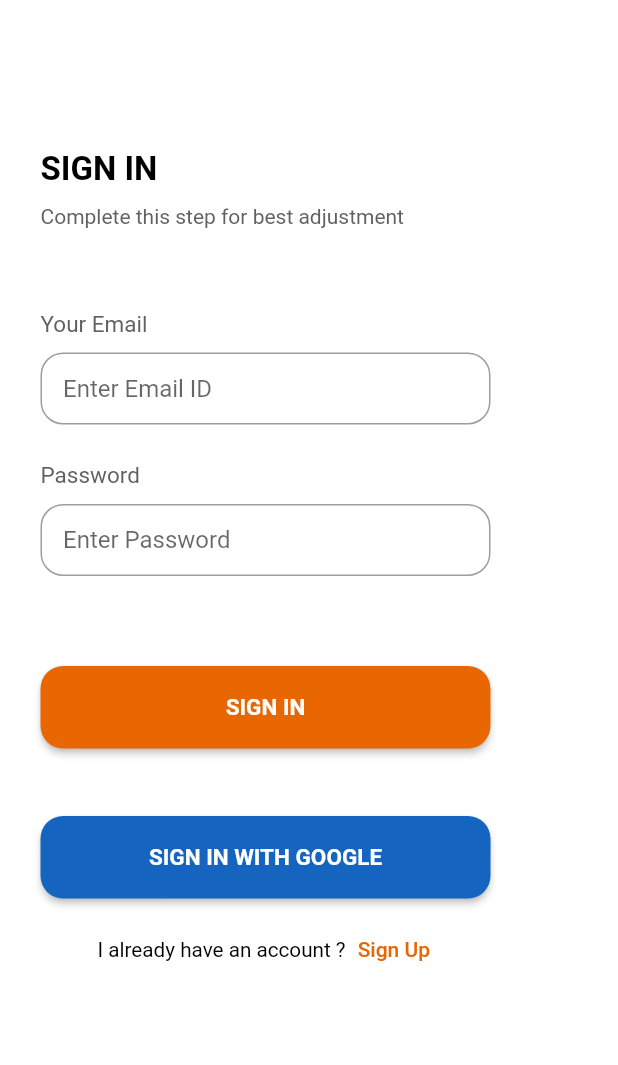
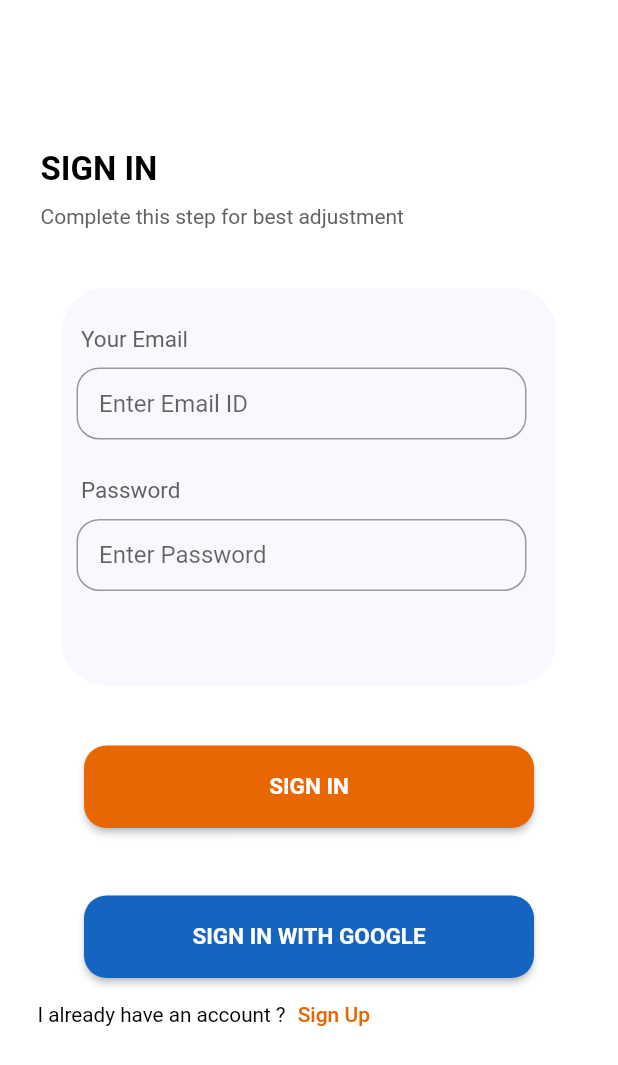
Before and after one commit to Pratyakshsoni31/Food_App_Online, a Flutter app: the screen it shows after launch, after a tap on "SIGN IN", on a phone screen of 412 x 824 dp. Shown: the top 1065 px of the screen. Run offline on Flutter 3.47's test engine with Material 2 defaults, Android fonts, the phone set to English and light mode, and no system bars; our stand-ins replace cloud_firestore, firebase_auth, firebase_core, google_sign_in; accounts and stored records are empty; network calls fail.

Commit message:
Food App

```diff
--- a/lib/Pages/signin_page.dart
+++ b/lib/Pages/signin_page.dart
@@ -48,7 +48,19 @@ class _SigninState extends State<Signin> {
                 color: Color.fromARGB(255, 97, 95, 95)),
               ),
             ),
-          const Padding(padding: EdgeInsets.fromLTRB(27, 55, 0, 0),
+          Center(
+            child: Padding(padding: const EdgeInsets.fromLTRB(0, 40, 0, 20),
+              child: Container(
+                decoration: BoxDecoration(
+                  borderRadius: BorderRadius.circular(30),
+                  color: const Color.fromARGB(248, 248, 248, 255),
+                ),
+                width: 330,
+                height: 265,
+                  child: Column(
+                    crossAxisAlignment: CrossAxisAlignment.start,
+                    children: [
+                         const Padding(padding: EdgeInsets.fromLTRB(13, 25, 0, 0),
                            child: Text(
                                                "Your Email",
                                                textAlign: TextAlign.center,
@@ -59,7 +71,7 @@ class _SigninState extends State<Signin> {
                                   ),
                          ),
 
-            Padding(padding: const EdgeInsets.fromLTRB(27, 10, 0, 0),
+                    Padding(padding: const EdgeInsets.fromLTRB(10, 10, 10, 0),
                       child: SizedBox(
                       width: 300,
                       child: TextField(
@@ -75,11 +87,9 @@ class _SigninState extends State<Signin> {
                                  ),
                                  controller: emailController,
                                 ),
-            )
                                 ),
-
-            const Padding(
-              padding: EdgeInsets.fromLTRB(27, 25, 0, 0),
+                    ),
+                    const Padding(padding: EdgeInsets.fromLTRB(13, 25, 0, 0),
                       child: Text(
                         "Password",
                         textAlign: TextAlign.center,
@@ -89,9 +99,7 @@ class _SigninState extends State<Signin> {
                         color: Color.fromARGB(255, 97, 95, 95)),
                       ),
                     ),
-
-            Padding(padding: const EdgeInsets.fromLTRB(27, 10, 0, 0),
-
+                    Padding(padding: const EdgeInsets.fromLTRB(10, 10, 0, 0),
                       child: SizedBox(
                       width: 300,
                       child: TextField(
@@ -111,7 +119,16 @@ class _SigninState extends State<Signin> {
                                 ),
                     ),
 
-              Padding(padding: const EdgeInsets.fromLTRB(27, 60, 0, 0),
+
+                  ],
+                  ),
+
+              ),
+            ),
+          ),
+          Column(
+            children: [
+              Padding(padding: const EdgeInsets.fromLTRB(0, 20, 0, 0),
                     child: ElevatedButton(
                       child: const Text(
                       "SIGN IN",
@@ -137,7 +154,7 @@ class _SigninState extends State<Signin> {
                       },
                     ),
                   ),
-              Padding(padding: const EdgeInsets.fromLTRB(27, 45, 0, 0),
+                  Padding(padding: const EdgeInsets.fromLTRB(0, 45, 0, 0),
                     child: ElevatedButton(
                       child: const Text(
                       "SIGN IN WITH GOOGLE",
@@ -163,7 +180,7 @@ class _SigninState extends State<Signin> {
                       },
                       ),
                   ),
-            Padding(padding: const EdgeInsets.fromLTRB(65, 10, 0, 0),
+                       Padding(padding: const EdgeInsets.fromLTRB(25, 0, 25, 0),
                         child: Row(
                                     children: [
                         const Text("I already have an account ?",
@@ -180,9 +197,11 @@ class _SigninState extends State<Signin> {
                                   },
                                   ),
                                     ],
-            )   ,
+                                  ),
                       ),
 
+            ],
+          ),
           ],
 
         )
```
Also changed, not shown: lib/Pages/verify_page.dart (deleted). Lines whose indentation alone changed are shown as unchanged.
